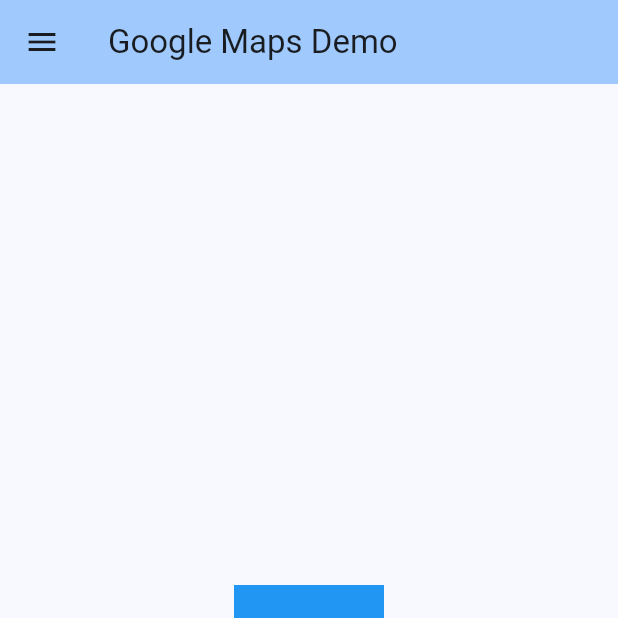
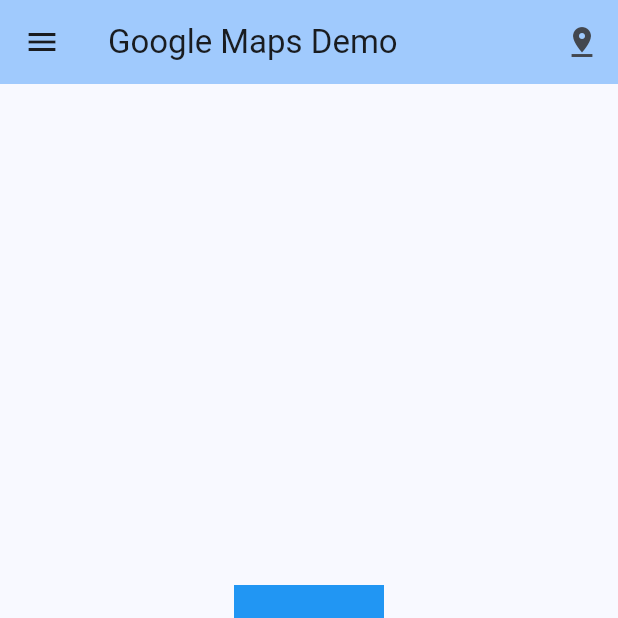
Before and after one commit to jamydevelop/Flutter-GoogleMaps-DemoApp, a Flutter app: the screen it shows after launch, on a phone screen of 412 x 824 dp, the top half of it. Run offline on Flutter 3.47's test engine with Material 3 defaults, Android fonts, the phone set to English and light mode, and no system bars.

Commit message:
Maps Screen Added

```diff
--- a/flutter_google_maps/lib/screens/home_page_screen.dart
+++ b/flutter_google_maps/lib/screens/home_page_screen.dart
@@ -1,4 +1,5 @@
 import 'package:flutter/material.dart';
+import 'package:flutter_google_maps/screens/maps_screen.dart';
 import 'drawer_item_screens/profile_screen.dart';
 import 'drawer_item_screens/support_screen.dart';
 import 'drawer_item_screens/history_screen.dart';
@@ -15,6 +16,14 @@ class _MyHomePageState extends State<MyHomePage> {
   Widget build(BuildContext context) {
     return Scaffold(
       appBar: AppBar(
+        actions: [
+          IconButton(
+            onPressed: () {
+              Navigator.push(context, MaterialPageRoute(builder: (context) => const MapsScreen()));
+            },
+            icon: const Icon(Icons.pin_drop),
+          )
+        ],
         backgroundColor: Theme.of(context).colorScheme.inversePrimary,
         title: const Text('Google Maps Demo'),
       ),
@@ -55,7 +64,8 @@ class _MyHomePageState extends State<MyHomePage> {
                 Navigator.pop(context);
                 Navigator.push(
                   context,
-                  MaterialPageRoute(builder: (context) => const HistoryScreen()),
+                  MaterialPageRoute(
+                      builder: (context) => const HistoryScreen()),
                 );
               },
             ),
```
Also changed, not shown: flutter_google_maps/lib/screens/maps_screen.dart (added, +22 -0 lines).
